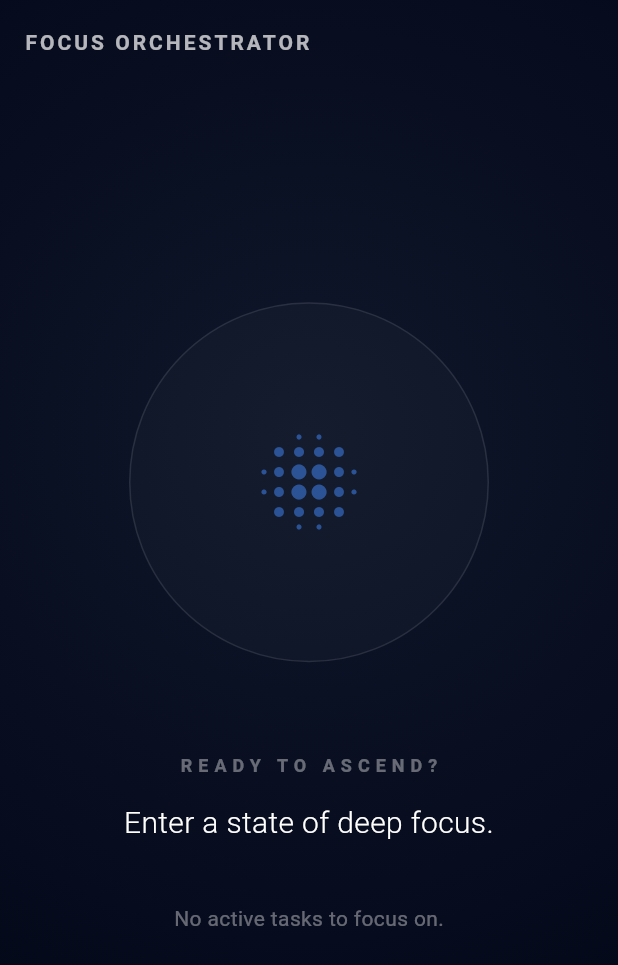
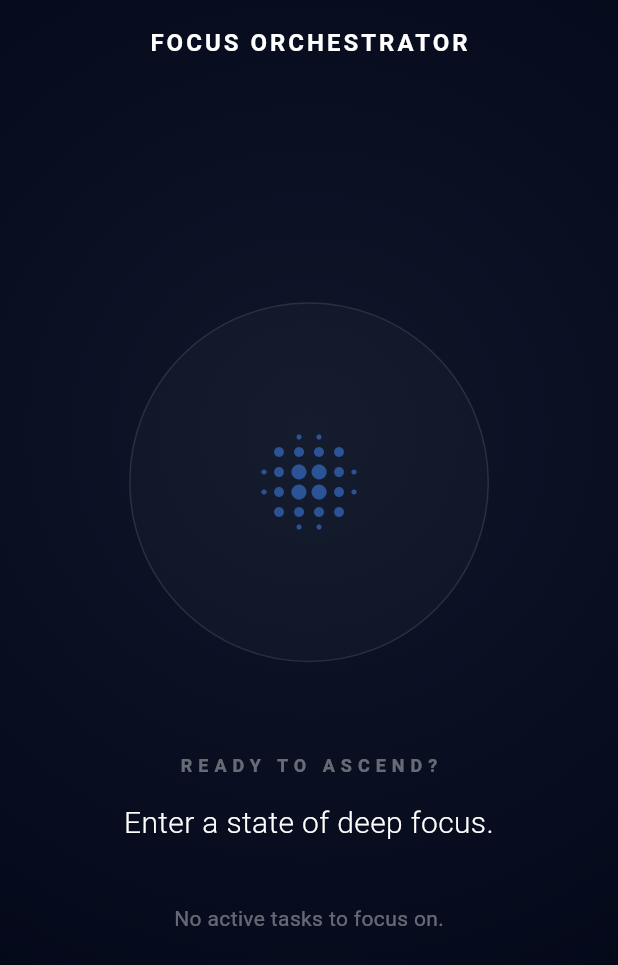
Before and after one commit to lassestilvang/serverpod-flutter-butler, a Flutter app: the DeepWorkScreen screen opened directly, on a phone screen of 412 x 824 dp. Shown: the top 965 px of the screen. Run offline on Flutter 3.47's test engine with Material 3 defaults, Android fonts, the phone set to English and light mode, and no system bars; our stand-ins replace confetti, google_generative_ai; missing offline and left inert: serverpod, serverpod_auth_core_client, serverpod_auth_core_server, serverpod_auth_idp_client, serverpod_auth_idp_flutter, serverpod_auth_idp_server and 2 more; statements that could not run were skipped.

Commit message:
feat: Introduce ButlerAppBar component and enhance UI/UX with `onSubmitted` actions and improved task display.

```diff
--- a/serverpod_flutter_butler_flutter/lib/screens/deep_work_screen.dart
+++ b/serverpod_flutter_butler_flutter/lib/screens/deep_work_screen.dart
@@ -1,6 +1,7 @@
 import 'package:flutter/material.dart';
 import 'package:serverpod_flutter_butler_client/serverpod_flutter_butler_client.dart';
-import '../../main.dart'; // Access to global client
+import '../main.dart'; // Access to global client
+import '../widgets/butler_app_bar.dart';
 
 class DeepWorkScreen extends StatefulWidget {
   final int? initialTaskId;
@@ -121,11 +122,8 @@ class _DeepWorkScreenState extends State<DeepWorkScreen> {
   Widget build(BuildContext context) {
     return Scaffold(
       extendBodyBehindAppBar: true,
-      appBar: AppBar(
-        backgroundColor: Colors.transparent,
-        elevation: 0,
-        foregroundColor: Colors.white70,
-        title: Text(_isSessionActive ? '' : 'FOCUS ORCHESTRATOR', style: const TextStyle(fontSize: 14, letterSpacing: 2, fontWeight: FontWeight.bold)),
+      appBar: ButlerAppBar(
+        title: _isSessionActive ? '' : 'Focus Orchestrator',
       ),
       body: Container(
         padding: const EdgeInsets.symmetric(horizontal: 40),
@@ -208,7 +206,7 @@ class _DeepWorkScreenState extends State<DeepWorkScreen> {
             if (!_isSessionActive) ...[
               if (_isLoadingTasks)
                 const CircularProgressIndicator(color: Colors.blueAccent)
-              else if (_availableTasks.isEmpty)
+              else if ((_availableTasks ?? []).isEmpty)
                 const Text('No active tasks to focus on.', style: TextStyle(color: Colors.white38))
               else ...[
                 // Custom Task Selector (Glassmorphism)
@@ -221,13 +219,17 @@ class _DeepWorkScreenState extends State<DeepWorkScreen> {
                   ),
                   child: DropdownButtonHideUnderline(
                     child: DropdownButton<int>(
-                      value: _availableTasks.any((t) => t.id == _selectedTaskId) ? _selectedTaskId : null,
+                      value: (_availableTasks ?? []).any((t) => t.id == _selectedTaskId) ? _selectedTaskId : null,
                       dropdownColor: const Color(0xFF0F172A),
                       icon: const Icon(Icons.keyboard_arrow_down, color: Colors.white38),
                       style: const TextStyle(color: Colors.white, fontSize: 16),
                       hint: const Text('Select a focus area', style: TextStyle(color: Colors.white38)),
-                      items: _availableTasks.map((t) {
-                        return DropdownMenuItem(value: t.id, child: Text(t.title));
+                      items: (_availableTasks ?? []).map((t) {
+                        final isSubtask = t.parentTaskId != null;
+                        return DropdownMenuItem(
+                          value: t.id,
+                          child: Text(isSubtask ? '  ↳ ${t.title}' : t.title),
+                        );
                       }).toList(),
                       onChanged: (val) => setState(() => _selectedTaskId = val),
                     ),
@@ -238,14 +240,14 @@ class _DeepWorkScreenState extends State<DeepWorkScreen> {
                 if (_selectedTaskId != null) ...[
                    Builder(
                      builder: (context) {
-                       final selectedTask = _availableTasks.firstWhere((t) => t.id == _selectedTaskId);
+                       final selectedTask = (_availableTasks ?? []).firstWhere((t) => t.id == _selectedTaskId);
                        final parentId = selectedTask.parentTaskId;
                        final parentTask = parentId != null
-                           ? _availableTasks.firstWhere((t) => t.id == parentId, orElse: () => Task(title: 'Unknown Parent', isCompleted: false, parentTaskId: 0, createdAt: DateTime.now()))
+                           ? (_availableTasks ?? []).firstWhere((t) => t.id == parentId, orElse: () => Task(title: 'Unknown Parent', isCompleted: false, parentTaskId: 0, createdAt: DateTime.now()))
                            : null;
 
                        // Find subtasks if this is a parent
-                       final subtasks = _availableTasks.where((t) => t.parentTaskId == selectedTask.id).toList();
+                       final subtasks = (_availableTasks ?? []).where((t) => t.parentTaskId == selectedTask.id).toList();
 
                        return Column(
                          children: [
--- a/serverpod_flutter_butler_flutter/lib/screens/greetings_screen.dart
+++ b/serverpod_flutter_butler_flutter/lib/screens/greetings_screen.dart
@@ -54,6 +54,7 @@ class _GreetingsScreenState extends State<GreetingsScreen> {
           TextField(
             controller: _textEditingController,
             decoration: const InputDecoration(hintText: 'Enter your name'),
+            onSubmitted: (_) => _callHello(),
           ),
           const SizedBox(height: 16),
           ElevatedButton(
--- a/serverpod_flutter_butler_flutter/lib/screens/timebox_screen.dart
+++ b/serverpod_flutter_butler_flutter/lib/screens/timebox_screen.dart
@@ -146,6 +146,7 @@ class _TimeBoxScreenState extends State<TimeBoxScreen> {
                 hintText: 'e.g., Refactor Auth Flow',
                 border: OutlineInputBorder(),
               ),
+              onSubmitted: (_) => _breakdownTask(),
             ),
             const SizedBox(height: 10),
             Row(
--- /dev/null
+++ b/serverpod_flutter_butler_flutter/lib/widgets/butler_app_bar.dart
@@ -0,0 +1,43 @@
+import 'package:flutter/material.dart';
+
+class ButlerAppBar extends StatelessWidget implements PreferredSizeWidget {
+  final String title;
+  final List<Widget>? actions;
+  final bool showBack;
+
+  const ButlerAppBar({
+    super.key,
+    required this.title,
+    this.actions,
+    this.showBack = false,
+  });
+
+  @override
+  Widget build(BuildContext context) {
+    return AppBar(
+      title: Text(
+        title.toUpperCase(),
+        style: Theme.of(context).textTheme.titleLarge?.copyWith(
+              letterSpacing: 2,
+              fontSize: 16,
+              fontWeight: FontWeight.bold,
+              color: Colors.white,
+            ),
+      ),
+      centerTitle: true,
+      elevation: 0,
+      backgroundColor: Colors.transparent,
+      surfaceTintColor: Colors.transparent,
+      leading: showBack
+          ? IconButton(
+              icon: const Icon(Icons.arrow_back_ios_new, color: Colors.white70, size: 20),
+              onPressed: () => Navigator.of(context).pop(),
+            )
+          : null,
+      actions: actions,
+    );
+  }
+
+  @override
+  Size get preferredSize => const Size.fromHeight(kToolbarHeight);
+}
```
Also changed, not shown: serverpod_flutter_butler_flutter/lib/screens/dashboard_screen.dart (+132 -39 lines), serverpod_flutter_butler_flutter/lib/screens/insight_screen.dart (+6 -6 lines), serverpod_flutter_butler_flutter/lib/widgets/task_entry_widget.dart (+12 -6 lines).
